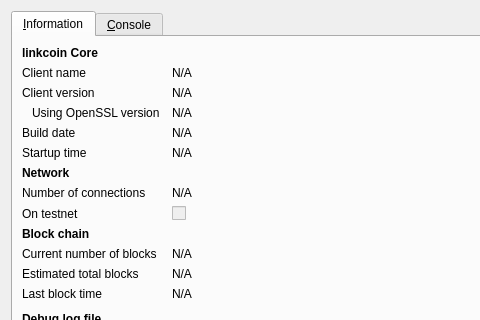
Qt form src/qt/forms/rpcconsole.ui (blinecoin/BLineCoin) before a commit; both pictures show x 0 to 480 and y 0 to 320 of the 740 by 450 pixel window.
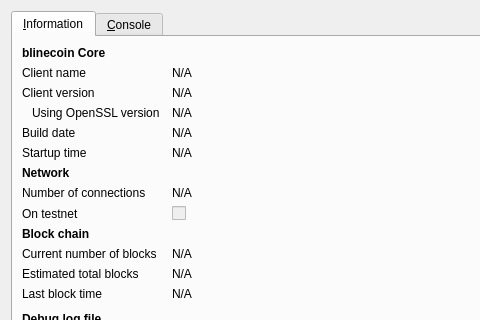
The same form after that commit. Icons and pictures are not drawn.

```diff
--- a/src/qt/forms/rpcconsole.ui
+++ b/src/qt/forms/rpcconsole.ui
@@ -36,7 +36,7 @@
           </font>
          </property>
          <property name="text">
-          <string>linkcoin Core</string>
+          <string>blinecoin Core</string>
          </property>
         </widget>
        </item>
```
Left out of the diff: 6 changed lines with no effect on the pictures.
